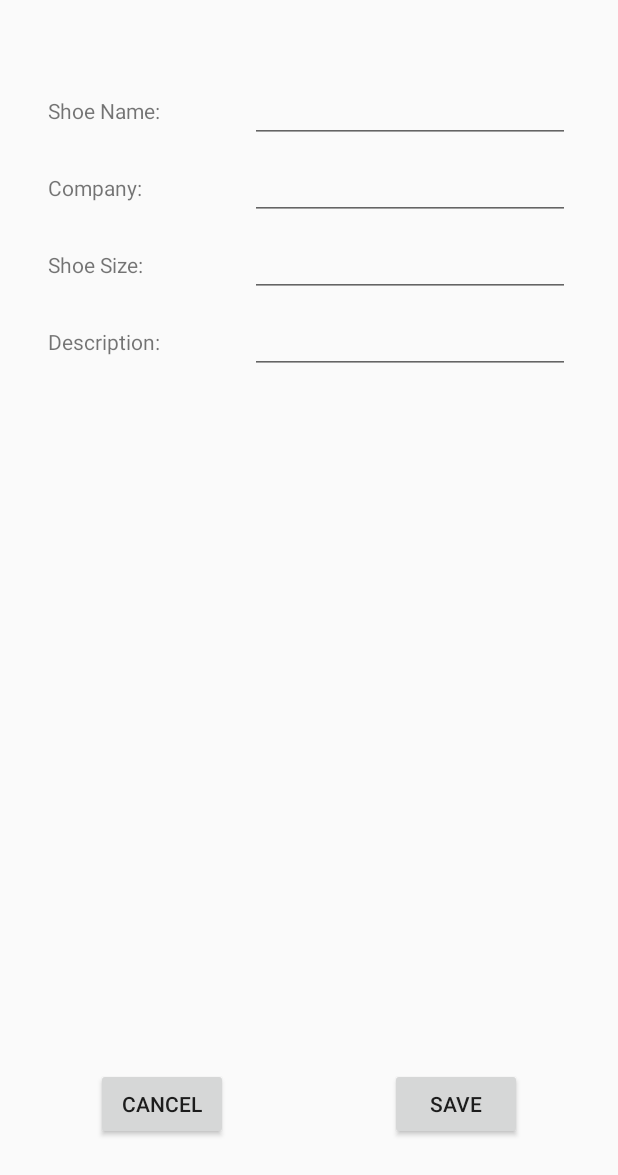
After one commit to bobtal/ShoeStore, an Android app: the ShoeDetailFragment screen opened through its navigation route, on a phone screen of 412 x 824 dp. The commit adds this screen. Shown: the top 1175 px of the screen. Run offline under Robolectric (Android 15) with nearby library versions, the phone set to English and light mode, and no system bars; our stand-ins replace data binding, navigation-ui.

Commit message:
Creates ShoeDetailFragment UI

```diff
--- /dev/null
+++ b/app/src/main/java/com/udacity/shoestore/ShoeDetailFragment.kt
@@ -0,0 +1,24 @@
+package com.udacity.shoestore
+
+import android.os.Bundle
+import androidx.fragment.app.Fragment
+import android.view.LayoutInflater
+import android.view.View
+import android.view.ViewGroup
+
+/**
+ * A simple [Fragment] subclass.
+ * Use the [ShoeDetailFragment.newInstance] factory method to
+ * create an instance of this fragment.
+ */
+class ShoeDetailFragment : Fragment() {
+
+    override fun onCreateView(
+        inflater: LayoutInflater, container: ViewGroup?,
+        savedInstanceState: Bundle?
+    ): View? {
+        // Inflate the layout for this fragment
+        return inflater.inflate(R.layout.fragment_shoe_detail, container, false)
+    }
+
+}
--- /dev/null
+++ b/app/src/main/res/layout/fragment_shoe_detail.xml
@@ -0,0 +1,115 @@
+<?xml version="1.0" encoding="utf-8"?>
+<layout xmlns:android="http://schemas.android.com/apk/res/android"
+    xmlns:app="http://schemas.android.com/apk/res-auto"
+    xmlns:tools="http://schemas.android.com/tools">
+
+    <androidx.constraintlayout.widget.ConstraintLayout
+        android:layout_width="match_parent"
+        android:layout_height="match_parent">
+
+        <TextView
+            android:id="@+id/shoe_name_text"
+            android:layout_width="wrap_content"
+            android:layout_height="wrap_content"
+            android:layout_marginStart="32dp"
+            android:layout_marginTop="64dp"
+            android:labelFor="@id/shoe_name_edit"
+            android:text="@string/shoe_name"
+            app:layout_constraintStart_toStartOf="parent"
+            app:layout_constraintTop_toTopOf="parent" />
+
+        <TextView
+            android:id="@+id/company_text"
+            android:layout_width="wrap_content"
+            android:layout_height="wrap_content"
+            android:layout_marginStart="32dp"
+            android:layout_marginTop="32dp"
+            android:labelFor="@id/company_edit"
+            android:text="@string/company"
+            app:layout_constraintStart_toStartOf="parent"
+            app:layout_constraintTop_toBottomOf="@+id/shoe_name_text" />
+
+        <TextView
+            android:id="@+id/shoe_size_text"
+            android:layout_width="wrap_content"
+            android:layout_height="wrap_content"
+            android:layout_marginStart="32dp"
+            android:layout_marginTop="32dp"
+            android:labelFor="@id/shoe_size_edit"
+            android:text="@string/shoe_size"
+            app:layout_constraintStart_toStartOf="parent"
+            app:layout_constraintTop_toBottomOf="@+id/company_text" />
+
+        <TextView
+            android:id="@+id/description_text"
+            android:layout_width="wrap_content"
+            android:layout_height="wrap_content"
+            android:layout_marginStart="32dp"
+            android:layout_marginTop="32dp"
+            android:labelFor="@id/description_edit"
+            android:text="@string/description"
+            app:layout_constraintStart_toStartOf="parent"
+            app:layout_constraintTop_toBottomOf="@+id/shoe_size_text" />
+
+        <EditText
+            android:id="@+id/shoe_name_edit"
+            android:layout_width="wrap_content"
+            android:layout_height="wrap_content"
+            android:layout_marginEnd="32dp"
+            android:ems="10"
+            android:inputType="textPersonName"
+            app:layout_constraintBaseline_toBaselineOf="@+id/shoe_name_text"
+            app:layout_constraintEnd_toEndOf="parent" />
+
+        <EditText
+            android:id="@+id/company_edit"
+            android:layout_width="wrap_content"
+            android:layout_height="wrap_content"
+            android:layout_marginEnd="32dp"
+            android:ems="10"
+            android:inputType="textPersonName"
+            app:layout_constraintBaseline_toBaselineOf="@+id/company_text"
+            app:layout_constraintEnd_toEndOf="parent" />
+
+        <EditText
+            android:id="@+id/shoe_size_edit"
+            android:layout_width="wrap_content"
+            android:layout_height="wrap_content"
+            android:layout_marginEnd="32dp"
+            android:ems="10"
+            android:inputType="number"
+            app:layout_constraintBaseline_toBaselineOf="@+id/shoe_size_text"
+            app:layout_constraintEnd_toEndOf="parent" />
+
+        <EditText
+            android:id="@+id/description_edit"
+            android:layout_width="wrap_content"
+            android:layout_height="wrap_content"
+            android:layout_marginEnd="32dp"
+            android:ems="10"
+            android:inputType="textPersonName"
+            app:layout_constraintBaseline_toBaselineOf="@+id/description_text"
+            app:layout_constraintEnd_toEndOf="parent" />
+
+        <Button
+            android:id="@+id/cancel_button"
+            android:layout_width="wrap_content"
+            android:layout_height="wrap_content"
+            android:layout_marginStart="64dp"
+            android:layout_marginBottom="64dp"
+            android:text="@android:string/cancel"
+            app:layout_constraintBottom_toBottomOf="parent"
+            app:layout_constraintStart_toStartOf="parent" />
+
+        <Button
+            android:id="@+id/save_button"
+            android:layout_width="wrap_content"
+            android:layout_height="wrap_content"
+            android:layout_marginEnd="64dp"
+            android:layout_marginBottom="64dp"
+            android:text="@string/save"
+            app:layout_constraintBottom_toBottomOf="parent"
+            app:layout_constraintEnd_toEndOf="parent" />
+    </androidx.constraintlayout.widget.ConstraintLayout>
+
+</layout>
--- a/app/src/main/res/navigation/navigation.xml
+++ b/app/src/main/res/navigation/navigation.xml
@@ -36,5 +36,14 @@
         android:id="@+id/shoeListFragment"
         android:name="com.udacity.shoestore.ShoeListFragment"
         android:label="fragment_shoe_list"
-        tools:layout="@layout/fragment_shoe_list" />
+        tools:layout="@layout/fragment_shoe_list" >
+        <action
+            android:id="@+id/action_shoeListFragment_to_shoeDetailFragment"
+            app:destination="@id/shoeDetailFragment" />
+    </fragment>
+    <fragment
+        android:id="@+id/shoeDetailFragment"
+        android:name="com.udacity.shoestore.ShoeDetailFragment"
+        android:label="fragment_shoe_detail"
+        tools:layout="@layout/fragment_shoe_detail" />
 </navigation>
--- a/app/src/main/res/values/strings.xml
+++ b/app/src/main/res/values/strings.xml
@@ -17,4 +17,12 @@
     <string name="instructions_text">You should go to the shoe list!</string>
     <string name="to_shoe_list">To Shoe List</string>
 
+    <!-- Strings related to ShoeDetailFragment -->
+    <string name="shoe_name">Shoe Name:</string>
+    <string name="company">Company:</string>
+    <string name="shoe_size">Shoe Size:</string>
+    <string name="description">Description:</string>
+    <string name="cancel">Cancel</string>
+    <string name="save">Save</string>
+
 </resources>
```
